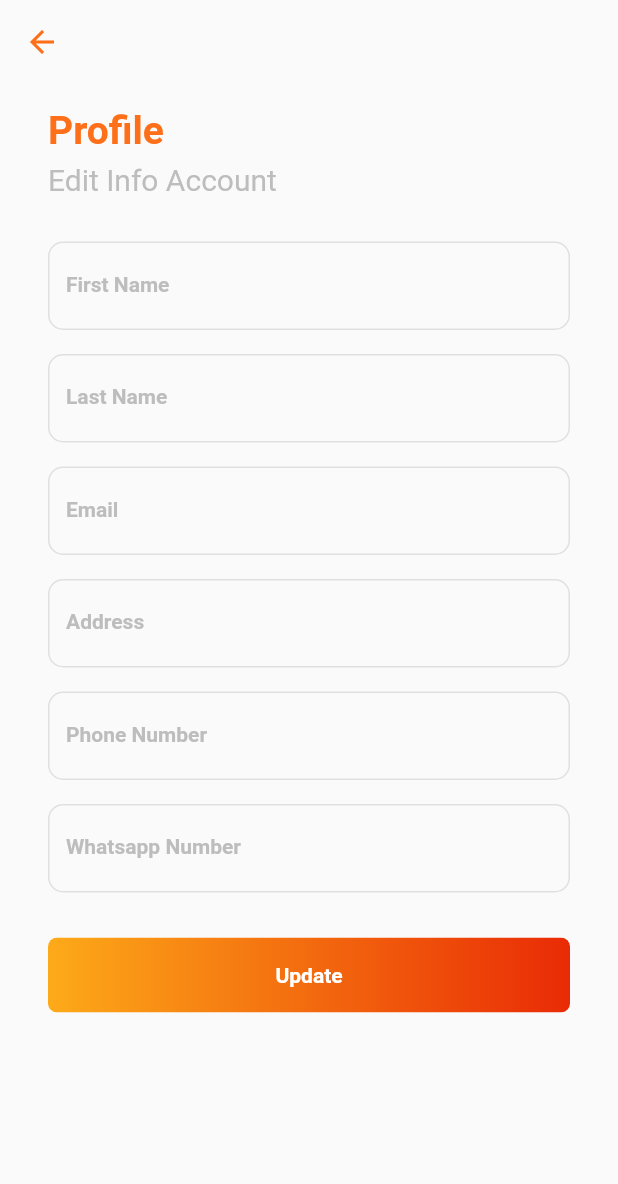
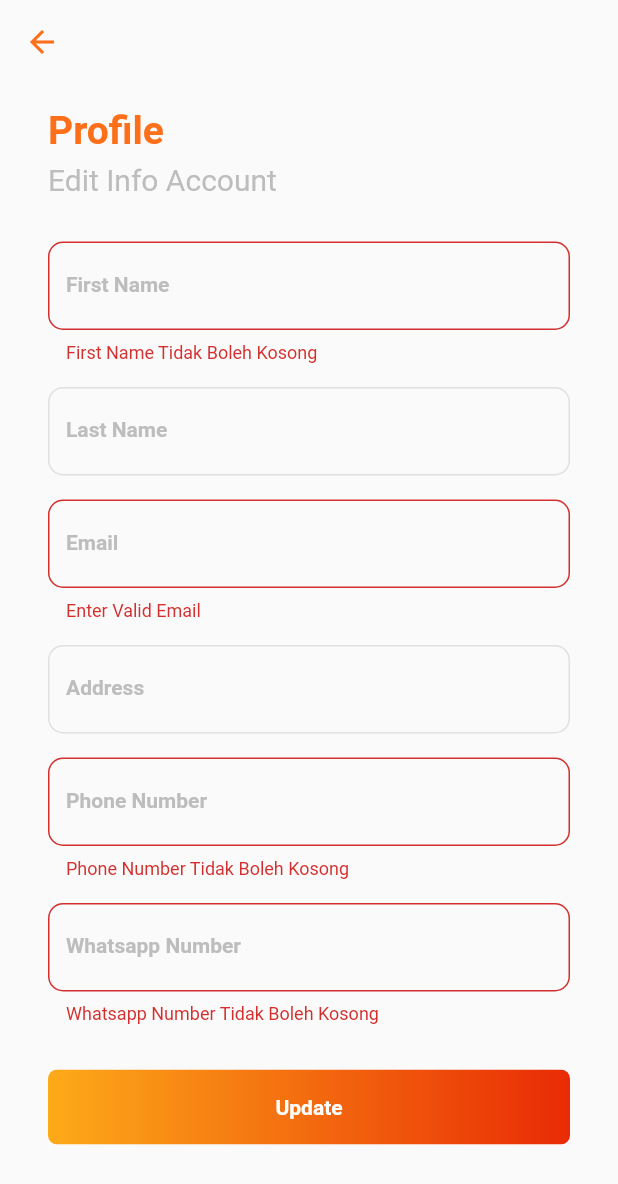
Before and after one commit to renol767/mobile-caffe-both-twennty, a Flutter app: the UpdateProfile screen opened directly, after a tap on "Update", on a phone screen of 412 x 824 dp. Shown: the top 1184 px of the screen. Run offline on Flutter 3.47's test engine with Material 2 defaults, Android fonts, the phone set to English and light mode, and no system bars; our stand-ins replace bottom_navy_bar, firebase_auth, firebase_core, flutter_spinkit, fluttertoast, font_awesome_flutter and 4 more; accounts and stored records are empty; network calls fail.

Commit message:
form validation ada box aneh ketika error

```diff
--- a/lib/page/page_dashboard/profile/update_profil.dart
+++ b/lib/page/page_dashboard/profile/update_profil.dart
@@ -171,7 +171,10 @@ class _UpdateProfileState extends State<UpdateProfile> {
                 SizedBox(
                   height: 30.0,
                 ),
-                Column(
+                Form(
+                  key: _formKey,
+                  autovalidate: _autoValidate,
+                  child: Column(
                     children: [
                       TextFormField(
                         validator: validateName,
@@ -188,6 +191,10 @@ class _UpdateProfileState extends State<UpdateProfile> {
                           enabledBorder: OutlineInputBorder(
                             borderRadius: BorderRadius.circular(10),
                             borderSide: BorderSide(color: Colors.grey.shade300),
+                          ),
+                          border: OutlineInputBorder(
+                            borderRadius: BorderRadius.circular(10),
+                            borderSide: BorderSide(color: Color(0xffe92b05)),
                           ),
                           focusedBorder: OutlineInputBorder(
                             borderRadius: BorderRadius.circular(10),
@@ -236,6 +243,10 @@ class _UpdateProfileState extends State<UpdateProfile> {
                           enabledBorder: OutlineInputBorder(
                             borderRadius: BorderRadius.circular(10),
                             borderSide: BorderSide(color: Colors.grey.shade300),
+                          ),
+                          border: OutlineInputBorder(
+                            borderRadius: BorderRadius.circular(10),
+                            borderSide: BorderSide(color: Color(0xffe92b05)),
                           ),
                           focusedBorder: OutlineInputBorder(
                             borderRadius: BorderRadius.circular(10),
@@ -286,6 +297,10 @@ class _UpdateProfileState extends State<UpdateProfile> {
                             borderRadius: BorderRadius.circular(10),
                             borderSide: BorderSide(color: Colors.grey.shade300),
                           ),
+                          border: OutlineInputBorder(
+                            borderRadius: BorderRadius.circular(10),
+                            borderSide: BorderSide(color: Color(0xffe92b05)),
+                          ),
                           focusedBorder: OutlineInputBorder(
                             borderRadius: BorderRadius.circular(10),
                             borderSide: BorderSide(color: Color(0xffe92b05)),
@@ -312,6 +327,10 @@ class _UpdateProfileState extends State<UpdateProfile> {
                           enabledBorder: OutlineInputBorder(
                             borderRadius: BorderRadius.circular(10),
                             borderSide: BorderSide(color: Colors.grey.shade300),
+                          ),
+                          border: OutlineInputBorder(
+                            borderRadius: BorderRadius.circular(10),
+                            borderSide: BorderSide(color: Color(0xffe92b05)),
                           ),
                           focusedBorder: OutlineInputBorder(
                             borderRadius: BorderRadius.circular(10),
@@ -342,7 +361,8 @@ class _UpdateProfileState extends State<UpdateProfile> {
                                   context,
                                   MaterialPageRoute(
                                       builder: (context) => Home()));
-                            Fluttertoast.showToast(msg: "Success Update Data");
+                              Fluttertoast.showToast(
+                                  msg: "Success Update Data");
                             } else {
                               setState(() {
                                 _autoValidate = true;
@@ -379,6 +399,7 @@ class _UpdateProfileState extends State<UpdateProfile> {
                         ),
                       ),
                     ],
+                  ),
                 )
               ],
             ),
```
Also changed, not shown: lib/page/info_login.dart (+22 -0 lines). Lines whose indentation alone changed are shown as unchanged.
